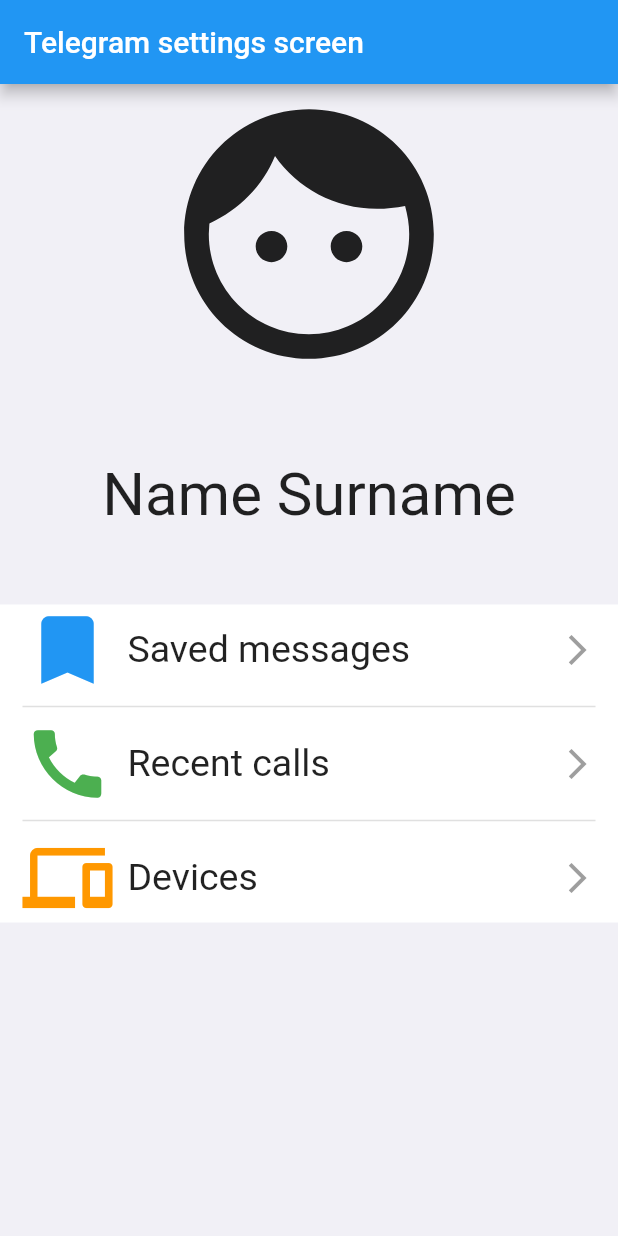
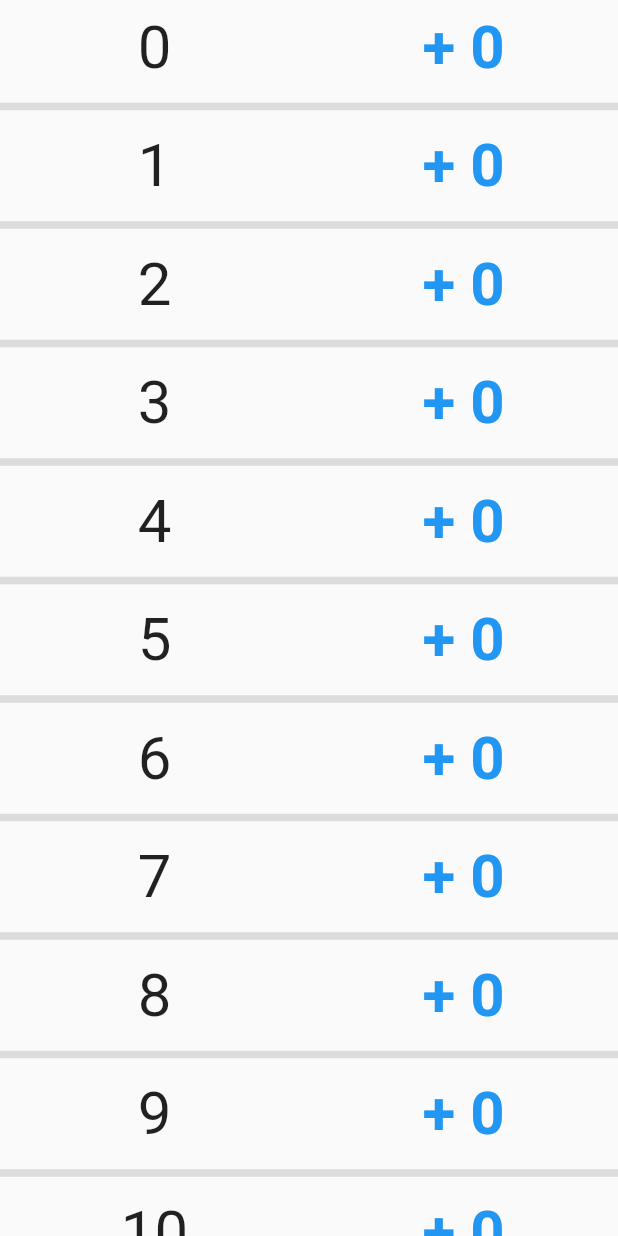
Before and after one commit to cf-rusik/flutter_apps, a Flutter app: the screen it shows after launch, on a phone screen of 412 x 824 dp. Run offline on Flutter 3.47's test engine with Material 2 defaults, Android fonts, the phone set to English and light mode, and no system bars.

Commit message:
listview flutter

```diff
--- a/lib/main.dart
+++ b/lib/main.dart
@@ -1,6 +1,5 @@
 import 'package:flutter/material.dart';
-
-import 'package:flutter_your_name/screens/settings.dart';
+import 'package:flutter_your_name/screens/les67/singChildScroll.dart';
 
 void main() {
   runApp(const MyApp());
@@ -12,8 +11,9 @@ class MyApp extends StatelessWidget {
   @override
   Widget build(BuildContext context) {
     return const MaterialApp(
-      home: TelegramSettings(), // подключаем свои виджеты к home
+      home: Scaffold(
+        body: ScrollButtons1(),
+      ), // подключаем свои виджеты к home
     );
-
   }
 }
--- /dev/null
+++ b/lib/screens/les67/singChildScroll.dart
@@ -0,0 +1,105 @@
+import 'package:flutter/material.dart';
+
+class ScrollButtons1 extends StatefulWidget {
+  const ScrollButtons1({Key? key}) : super(key: key);
+
+  @override
+  _ScrollButtons1State createState() => _ScrollButtons1State();
+}
+
+class _ScrollButtons1State extends State<ScrollButtons1> {
+  //int count = 0;
+
+  @override
+  Widget build(BuildContext context) {
+    List<Widget> widgets = [];
+    for (int i = 0; i < 300; i += 1) {
+      widgets.add(Row(
+        children: [
+          Expanded(
+            child: Text(
+              '$i',
+              textAlign: TextAlign.center,
+              style: const TextStyle(fontSize: 40),
+            ),
+          ),
+          Expanded(child: MyButton()),
+        ],
+      ));
+      widgets.add(const Divider(thickness: 5));
+    }
+
+    // return SingleChildScrollView(
+    //   child: Column(
+    //     children: widgets,
+    //   ),
+    // );
+
+    // return ListView(children: widgets,);
+
+    // return ListView.builder(
+    //     itemCount: 50,
+    //     itemBuilder: (context, index) => Row(
+    //   children: [
+    //     Expanded(
+    //       child: Text(
+    //         '$index',
+    //         textAlign: TextAlign.center,
+    //         style: const TextStyle(fontSize: 40),
+    //       ),
+    //     ),
+    //     Expanded(
+    //         child: MyButton()
+    //     ),
+    //   ],
+    // ));
+
+    return ListView.separated(
+      itemCount: 50,
+      itemBuilder: (context, index) => Row(
+        children: [
+          Expanded(
+            child: Text(
+              '$index',
+              textAlign: TextAlign.center,
+              style: const TextStyle(fontSize: 40),
+            ),
+          ),
+          Expanded(child: MyButton()),
+        ],
+      ),
+      separatorBuilder: (BuildContext context, int index) {
+        return const Divider(thickness: 5);
+      },
+    );
+  }
+}
+
+class MyButton extends StatefulWidget {
+  const MyButton({Key? key}) : super(key: key);
+
+  @override
+  _MyButtonState createState() => _MyButtonState();
+}
+
+class _MyButtonState extends State<MyButton> {
+  int count = 0;
+
+  @override
+  Widget build(BuildContext context) {
+    return TextButton(
+      onPressed: () {
+        setState(() {
+          count += 1;
+        });
+      },
+      child: Text(
+        '+ $count',
+        style: const TextStyle(
+          fontSize: 40,
+          fontWeight: FontWeight.bold,
+        ),
+      ),
+    );
+  }
+}
```
